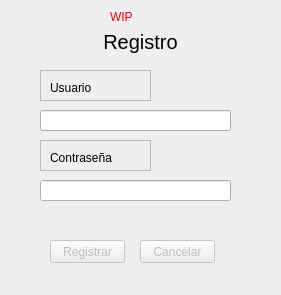
This is GUI/resources/register_dialog.ui in Drahness/Parkingson as Qt 5 draws it before an edit. The edited form follows.
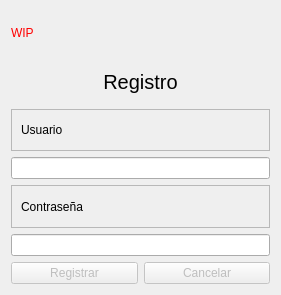
This is the edited form.

What changed in the file:
```diff
--- a/GUI/resources/register_dialog.ui
+++ b/GUI/resources/register_dialog.ui
@@ -25,15 +25,61 @@
   <property name="windowTitle">
    <string>Dialog</string>
   </property>
+  <layout class="QVBoxLayout" name="verticalLayout">
+   <item>
+    <widget class="QLabel" name="label">
+     <property name="styleSheet">
+      <string notr="true">color:red</string>
+     </property>
+     <property name="text">
+      <string>WIP</string>
+     </property>
+    </widget>
+   </item>
+   <item>
+    <widget class="QLabel" name="title">
+     <property name="styleSheet">
+      <string notr="true">font-size: 20px ;</string>
+     </property>
+     <property name="text">
+      <string>Registro</string>
+     </property>
+     <property name="alignment">
+      <set>Qt::AlignCenter</set>
+     </property>
+    </widget>
+   </item>
+   <item>
+    <widget class="QFrame" name="frame">
+     <property name="frameShape">
+      <enum>QFrame::StyledPanel</enum>
+     </property>
+     <property name="frameShadow">
+      <enum>QFrame::Raised</enum>
+     </property>
+     <layout class="QGridLayout" name="gridLayout">
+      <item row="0" column="0">
+       <widget class="QLabel" name="username">
+        <property name="text">
+         <string>Usuario</string>
+        </property>
+       </widget>
+      </item>
+     </layout>
+    </widget>
+   </item>
+   <item>
+    <widget class="QLineEdit" name="usernamefield">
+     <property name="text">
+      <string/>
+     </property>
+     <property name="readOnly">
+      <bool>true</bool>
+     </property>
+    </widget>
+   </item>
+   <item>
   <widget class="QFrame" name="frame_2">
-   <property name="geometry">
-    <rect>
-     <x>40</x>
-     <y>140</y>
-     <width>111</width>
-     <height>31</height>
-    </rect>
-   </property>
    <property name="autoFillBackground">
     <bool>false</bool>
    </property>
@@ -49,29 +95,19 @@
    <property name="midLineWidth">
     <number>13</number>
    </property>
+     <layout class="QGridLayout" name="gridLayout_2">
+      <item row="0" column="0">
    <widget class="QLabel" name="password">
-    <property name="geometry">
-     <rect>
-      <x>10</x>
-      <y>10</y>
-      <width>91</width>
-      <height>16</height>
-     </rect>
-    </property>
     <property name="text">
      <string>Contraseña</string>
     </property>
    </widget>
-  </widget>
+      </item>
+     </layout>
+    </widget>
+   </item>
+   <item>
   <widget class="QLineEdit" name="passwordfield">
-   <property name="geometry">
-    <rect>
-     <x>40</x>
-     <y>180</y>
-     <width>191</width>
-     <height>21</height>
-    </rect>
-   </property>
    <property name="text">
     <string/>
    </property>
@@ -82,118 +118,32 @@
     <bool>true</bool>
    </property>
   </widget>
-  <widget class="QLineEdit" name="usernamefield">
-   <property name="geometry">
-    <rect>
-     <x>40</x>
-     <y>110</y>
-     <width>191</width>
-     <height>21</height>
-    </rect>
-   </property>
-   <property name="text">
-    <string/>
-   </property>
-   <property name="readOnly">
-    <bool>true</bool>
-   </property>
-  </widget>
-  <widget class="QFrame" name="frame">
-   <property name="geometry">
-    <rect>
-     <x>40</x>
-     <y>70</y>
-     <width>111</width>
-     <height>31</height>
-    </rect>
-   </property>
-   <property name="frameShape">
-    <enum>QFrame::StyledPanel</enum>
-   </property>
-   <property name="frameShadow">
-    <enum>QFrame::Raised</enum>
-   </property>
-   <widget class="QLabel" name="username">
-    <property name="geometry">
-     <rect>
-      <x>10</x>
-      <y>10</y>
-      <width>91</width>
-      <height>16</height>
-     </rect>
-    </property>
-    <property name="text">
-     <string>Usuario</string>
-    </property>
-   </widget>
-  </widget>
-  <widget class="QLabel" name="title">
-   <property name="geometry">
-    <rect>
-     <x>0</x>
-     <y>30</y>
-     <width>281</width>
-     <height>24</height>
-    </rect>
-   </property>
-   <property name="styleSheet">
-    <string notr="true">font-size: 20px ;</string>
-   </property>
-   <property name="text">
-    <string>Registro</string>
-   </property>
-   <property name="alignment">
-    <set>Qt::AlignCenter</set>
-   </property>
-  </widget>
+   </item>
+   <item>
+    <layout class="QHBoxLayout" name="horizontalLayout">
+     <item>
   <widget class="QPushButton" name="Rpositive">
    <property name="enabled">
     <bool>false</bool>
    </property>
-   <property name="geometry">
-    <rect>
-     <x>50</x>
-     <y>240</y>
-     <width>75</width>
-     <height>23</height>
-    </rect>
-   </property>
    <property name="text">
     <string>Registrar</string>
    </property>
   </widget>
+     </item>
+     <item>
   <widget class="QPushButton" name="Rnegative">
    <property name="enabled">
     <bool>false</bool>
    </property>
-   <property name="geometry">
-    <rect>
-     <x>140</x>
-     <y>240</y>
-     <width>75</width>
-     <height>23</height>
-    </rect>
-   </property>
    <property name="text">
     <string>Cancelar</string>
    </property>
   </widget>
-  <widget class="QLabel" name="label">
-   <property name="geometry">
-    <rect>
-     <x>110</x>
-     <y>10</y>
-     <width>47</width>
-     <height>13</height>
-    </rect>
-   </property>
-   <property name="styleSheet">
-    <string notr="true">color:red</string>
-   </property>
-   <property name="text">
-    <string>WIP</string>
-   </property>
-  </widget>
+     </item>
+    </layout>
+   </item>
+  </layout>
  </widget>
  <resources/>
  <connections/>
```
Lines whose indentation alone changed are shown as unchanged.
